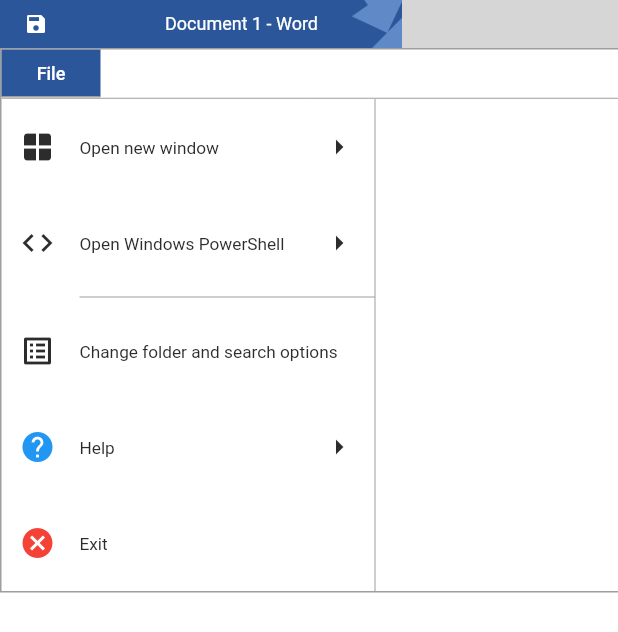
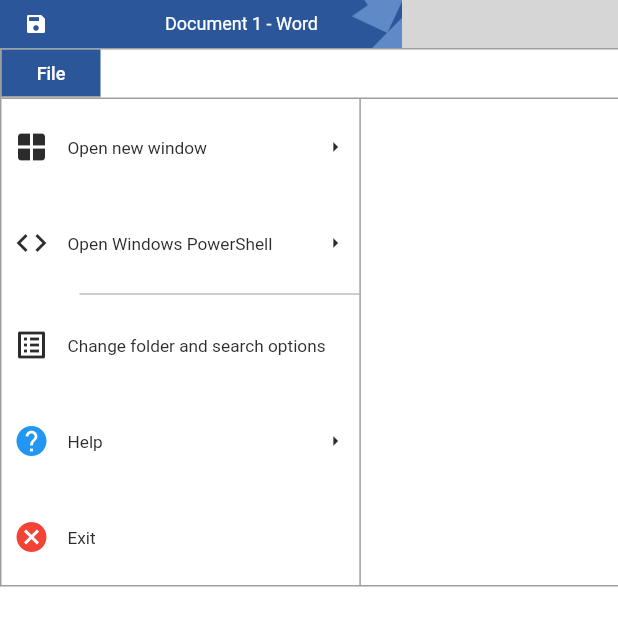
Before and after one commit to jctaoo/Flutter-Ribbon-Menu, a Flutter app: the screen it shows after launch, after a tap on "File", on a phone screen of 412 x 824 dp. Shown: the top 632 px of the screen. Run offline on Flutter 3.47's test engine with Material 2 defaults, Android fonts, the phone set to English and light mode, and no system bars; missing offline and left inert: bitsdojo_window; grey boxes are pictures that could not be loaded.

Commit message:
Updated readme images

```diff
--- a/example/lib/word_application_menu.dart
+++ b/example/lib/word_application_menu.dart
@@ -46,7 +46,8 @@
           ],
         ),
         const Divider(
-          height: 8,
+          thickness: 0,
+          height: 4,
           indent: 52,
           color: Colors.grey,
         ),
@@ -62,20 +63,22 @@
             color: Colors.blue,
           ),
           label: "Help",
-          items: const [
+          items: [
             RibbonApplicationMenuDropdownItem(
-              icon: Icon(
+              onPressed: () {},
+              icon: const Icon(
                 Icons.help,
                 color: Colors.blue,
               ),
               label: "Help",
             ),
             RibbonApplicationMenuDropdownItem(
-              icon: Icon(
+              onPressed: () {},
+              icon: const Icon(
                 Icons.info,
                 color: Colors.blue,
               ),
-              label: "About windows",
+              label: "About Windows",
             )
           ],
         ),
--- a/lib/buttons/ribbon_application_menu_button.dart
+++ b/lib/buttons/ribbon_application_menu_button.dart
@@ -35,12 +35,12 @@
         onPressed: onPressed,
         style: kApplicationMenuButtonThemeData,
         child: Padding(
-          padding: const EdgeInsets.fromLTRB(4, 12, 4, 12),
+          padding: const EdgeInsets.fromLTRB(0, 12, 4, 12),
           child: Row(
             children: [
               icon,
               const SizedBox(
-                width: 16,
+                width: 12,
               ),
               Text(label),
             ],
--- a/lib/buttons/ribbon_application_menu_dropdown_button.dart
+++ b/lib/buttons/ribbon_application_menu_dropdown_button.dart
@@ -33,16 +33,19 @@
         onPressed: onPressed,
         style: kApplicationMenuButtonThemeData,
         child: Padding(
-          padding: const EdgeInsets.fromLTRB(4, 12, 4, 12),
+          padding: const EdgeInsets.fromLTRB(0, 12, 4, 12),
           child: Row(
             children: [
               icon,
               const SizedBox(
-                width: 16,
+                width: 12,
               ),
               Text(label),
               const Spacer(),
-              const Icon(Icons.arrow_right),
+              const SizedBox(
+                width: 12,
+                child: Icon(Icons.arrow_right, size: 16),
+              ),
             ],
           ),
         ),
--- a/lib/buttons/ribbon_application_menu_dropdown_item.dart
+++ b/lib/buttons/ribbon_application_menu_dropdown_item.dart
@@ -19,12 +19,12 @@
       onPressed: onPressed,
       style: kApplicationMenuButtonThemeData,
       child: Padding(
-        padding: const EdgeInsets.fromLTRB(4, 12, 4, 12),
+        padding: const EdgeInsets.fromLTRB(0, 12, 4, 12),
         child: Row(
           children: [
             icon,
             const SizedBox(
-              width: 16,
+              width: 10,
             ),
             Text(label),
           ],
--- a/lib/ribbon_application_menu.dart
+++ b/lib/ribbon_application_menu.dart
@@ -54,22 +54,24 @@
                   },
                   color: const Color.fromARGB(255, 43, 87, 154),
                 ),
-                const Divider(color: Colors.grey, height: 1),
+                const Divider(color: Colors.grey, height: 1, thickness: 1),
                 IntrinsicHeight(
                   child: Row(
                     crossAxisAlignment: CrossAxisAlignment.start,
                     children: [
                       Flexible(
+                        flex: 48,
                         child: Column(
                           children: widget.menuItems,
                         ),
                       ),
                       const VerticalDivider(
                         color: Colors.grey,
-                        thickness: 0,
-                        width: 0,
+                        thickness: 1,
+                        width: 1,
                       ),
                       Flexible(
+                        flex: 52,
                         child: auxiliaryPaneNotifier.auxiliaryPane,
                       )
                     ],
```
Also changed, not shown: images/example-application-menu_screenshot.PNG (added), images/word_style_screenshot.PNG (added), images/word_style_screenshot.jpg (deleted), 1 other file.
